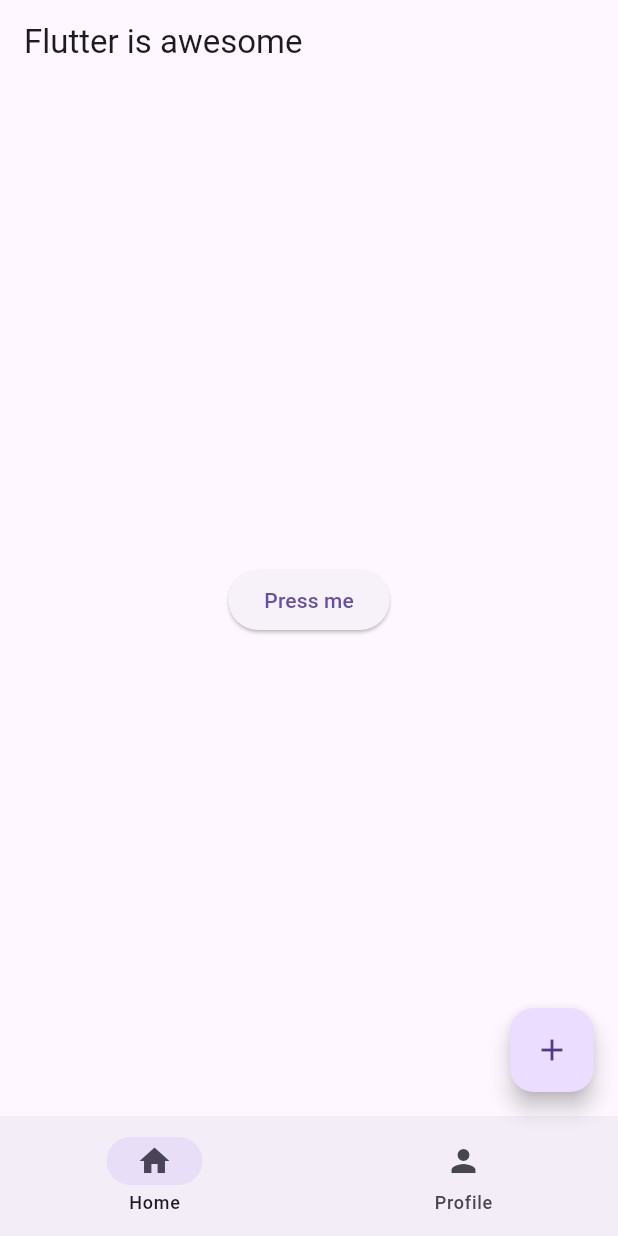
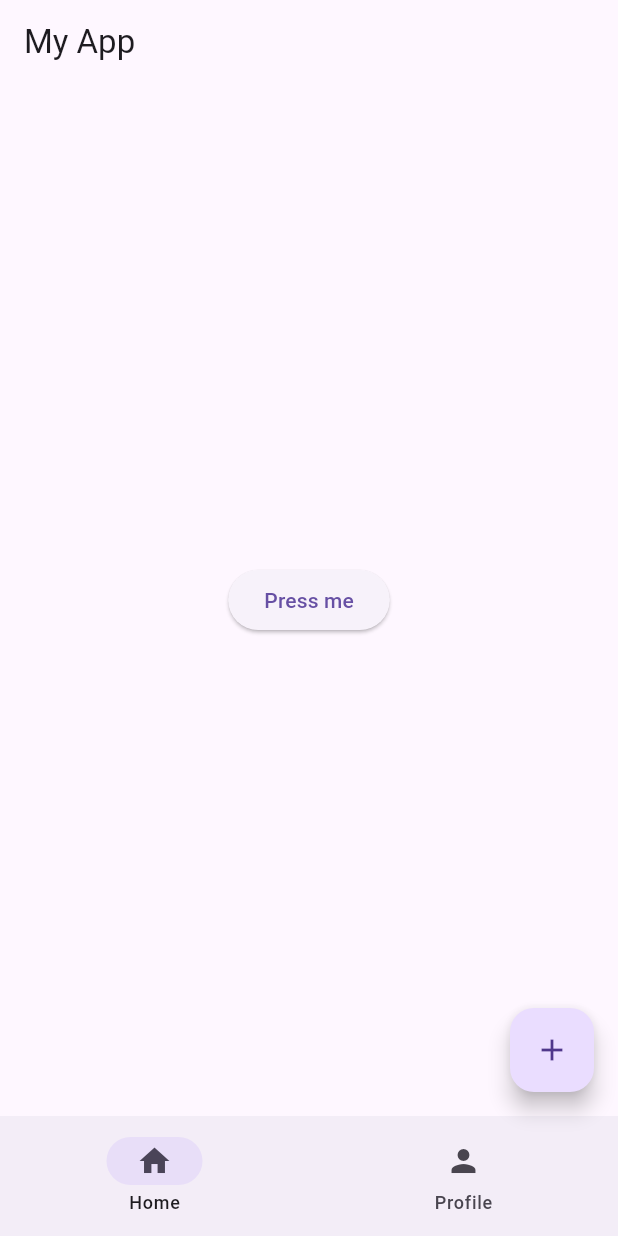
Before and after one commit to kenechy/flutter_application_1, a Flutter app: the screen it shows after launch, on a phone screen of 412 x 824 dp. Run offline on Flutter 3.47's test engine with Material 3 defaults, Android fonts, the phone set to English and light mode, and no system bars.

Commit message:
Enhance LearnFlutterPage with back navigation and image display; update app title and version in main files

```diff
--- a/lib/main.dart
+++ b/lib/main.dart
@@ -33,7 +33,7 @@ class _RootPageState extends State<RootPage> {
   Widget build(BuildContext context) {
     return Scaffold(
       appBar: AppBar(
-        title: const Text('Flutter is awesome'),
+        title: const Text('My App'),
       ),
       body: const HomePage(),
       floatingActionButton: FloatingActionButton(
```
Also changed, not shown: lib/learn_page.dart (+12 -0 lines), pubspec.yaml (+10 -6 lines), pubspec.lock, 1 other file.
